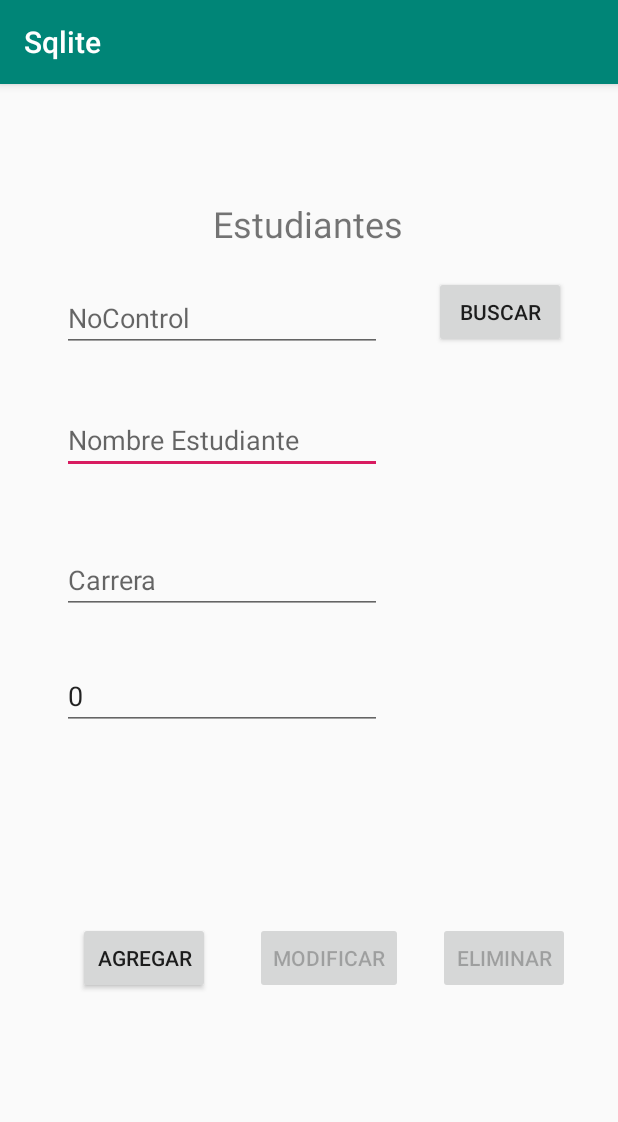
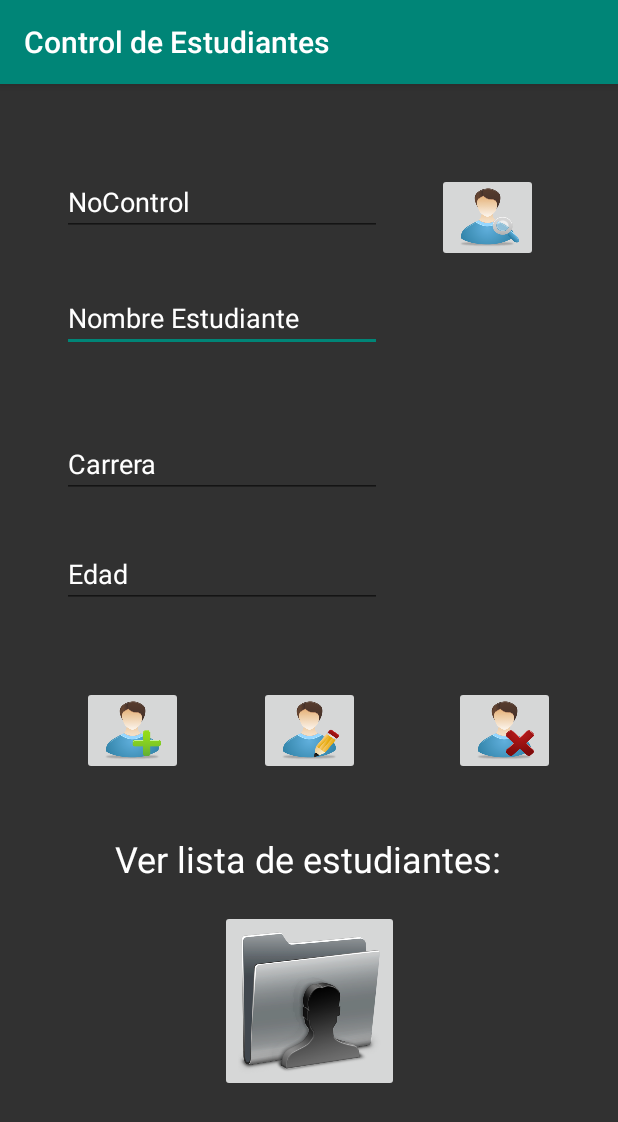
Before and after one commit to MarcoPQ270/SQLite, an Android app: the screen it shows after launch (MainActivity), on a phone screen of 412 x 824 dp. Shown: the top 1122 px of the screen. Run offline under Robolectric (Android 15) with nearby library versions, the phone set to English and light mode, and no system bars.

Commit message:
Uso del RecyckerView para lista de estudiantes registrados

```diff
--- a/app/build.gradle
+++ b/app/build.gradle
@@ -32,4 +32,5 @@ dependencies {
     testImplementation 'junit:junit:4.12'
     androidTestImplementation 'androidx.test:runner:1.2.0'
     androidTestImplementation 'androidx.test.espresso:espresso-core:3.2.0'
+    implementation 'androidx.recyclerview:recyclerview:1.0.0'
 }
--- /dev/null
+++ b/app/src/main/java/com/example/sqlite/Student.kt
@@ -0,0 +1,3 @@
+package com.example.sqlite
+
+data class Student (val noControl:String, val nombre:String,val carrera:String,val edad:String)
--- a/app/src/main/java/com/example/sqlite/adBD.kt
+++ b/app/src/main/java/com/example/sqlite/adBD.kt
@@ -1,5 +1,4 @@
 package com.example.sqlite
-
 import android.content.Context
 import android.database.Cursor
 import android.database.sqlite.SQLiteDatabase
@@ -11,6 +10,7 @@ class adBD (context: Context) :SQLiteOpenHelper(context, DATABASE, null, 1)
     {
         val DATABASE="Escuela"
     }
+
     override fun onCreate(db: SQLiteDatabase?) {
         db?.execSQL(
                 "Create Table Estudiante(" +
@@ -20,7 +20,6 @@ class adBD (context: Context) :SQLiteOpenHelper(context, DATABASE, null, 1)
                         "edadEst Integer)"
         )
     }
-
     override fun onUpgrade(db: SQLiteDatabase?, p1: Int, p2: Int) {
 
     }
@@ -51,6 +50,4 @@ class adBD (context: Context) :SQLiteOpenHelper(context, DATABASE, null, 1)
             }
     }
 
-
-
 }
--- a/app/src/main/res/layout/activity_main.xml
+++ b/app/src/main/res/layout/activity_main.xml
@@ -5,18 +5,8 @@
         xmlns:app="http://schemas.android.com/apk/res-auto"
         android:layout_width="match_parent"
         android:layout_height="match_parent"
+        android:background="#CD000000"
         tools:context=".MainActivity">
-    <TextView
-            android:text="Estudiantes"
-            android:layout_width="wrap_content"
-            android:layout_height="wrap_content"
-            android:id="@+id/textView" android:textSize="24sp"
-            app:layout_constraintBottom_toBottomOf="parent" android:layout_marginTop="8dp"
-            app:layout_constraintTop_toTopOf="parent" app:layout_constraintEnd_toEndOf="parent"
-            android:layout_marginEnd="8dp" android:layout_marginRight="8dp"
-            app:layout_constraintStart_toStartOf="parent" android:layout_marginLeft="8dp"
-            android:layout_marginStart="8dp" app:layout_constraintHorizontal_bias="0.498"
-            app:layout_constraintVertical_bias="0.094"/>
     <EditText
             android:layout_width="wrap_content"
             android:layout_height="wrap_content"
@@ -25,82 +15,118 @@
             android:id="@+id/etnombre"
             app:layout_constraintStart_toStartOf="parent" android:layout_marginLeft="8dp"
             android:layout_marginStart="8dp" app:layout_constraintEnd_toEndOf="parent" android:layout_marginEnd="8dp"
-            android:layout_marginRight="8dp" android:layout_marginTop="36dp"
-            app:layout_constraintTop_toBottomOf="@+id/etcontrol" android:hint="Nombre Estudiante"
+            android:layout_marginRight="8dp" android:layout_marginTop="32dp"
+            app:layout_constraintTop_toBottomOf="@+id/etcontrol"
+            android:hint="Nombre Estudiante"
+            android:textColor="#fff"
+            android:textColorHint="#fff"
             app:layout_constraintHorizontal_bias="0.181"/>
     <EditText
             android:layout_width="wrap_content"
             android:layout_height="wrap_content"
             android:inputType="numberSigned"
             android:ems="10"
+            android:textColor="#fff"
+            android:textColorHint="#fff"
             android:id="@+id/etcontrol" app:layout_constraintEnd_toEndOf="parent"
             android:layout_marginEnd="101dp" android:layout_marginRight="101dp"
-            android:layout_marginTop="24dp"
-            app:layout_constraintTop_toBottomOf="@+id/textView" android:hint="NoControl"
+            android:hint="NoControl"
             android:layout_marginStart="8dp" app:layout_constraintStart_toStartOf="parent"
-            android:layout_marginLeft="8dp" app:layout_constraintHorizontal_bias="0.37"/>
+            android:layout_marginLeft="8dp" app:layout_constraintHorizontal_bias="0.37"
+            android:layout_marginTop="56dp" app:layout_constraintTop_toTopOf="parent"/>
     <EditText
             android:layout_width="wrap_content"
             android:layout_height="wrap_content"
             android:inputType="textPersonName"
             android:ems="10"
+            android:textColorHint="#fff"
             android:id="@+id/etcarrera" app:layout_constraintEnd_toEndOf="parent"
             android:layout_marginEnd="8dp" android:layout_marginRight="8dp"
             app:layout_constraintStart_toStartOf="parent" android:layout_marginLeft="8dp"
-            android:layout_marginStart="8dp" android:layout_marginTop="48dp"
+            android:layout_marginStart="8dp" android:layout_marginTop="52dp"
+            android:textColor="#fff"
             app:layout_constraintTop_toBottomOf="@+id/etnombre" android:hint="Carrera"
             app:layout_constraintHorizontal_bias="0.181"/>
     <EditText
             android:layout_width="wrap_content"
+            android:textColor="#fff"
             android:layout_height="wrap_content"
             android:inputType="number"
             android:ems="10"
+            android:textColorHint="#fff"
             android:id="@+id/etedad" app:layout_constraintEnd_toEndOf="parent"
             android:layout_marginEnd="8dp" android:layout_marginRight="8dp"
             app:layout_constraintStart_toStartOf="parent" android:layout_marginLeft="8dp"
-            android:layout_marginStart="8dp" android:layout_marginTop="32dp"
+            android:layout_marginStart="8dp" android:layout_marginTop="28dp"
             app:layout_constraintTop_toBottomOf="@+id/etcarrera" android:hint="Edad"
-            app:layout_constraintHorizontal_bias="0.181" android:text="0"/>
-    <Button
-            android:text="Buscar"
-            android:layout_width="wrap_content"
-            android:onClick="buscarEstudiante"
-            android:layout_height="wrap_content"
-            android:id="@+id/btnbuscar" app:layout_constraintEnd_toEndOf="parent" android:layout_marginEnd="10dp"
-            android:layout_marginRight="10dp"
-            android:layout_marginTop="128dp"
-            app:layout_constraintTop_toTopOf="parent" app:layout_constraintStart_toEndOf="@+id/etcontrol"
-            android:layout_marginLeft="10dp" android:layout_marginStart="10dp"/>
-    <Button
-            android:text="agregar"
-            android:layout_width="wrap_content"
-            android:onClick="agregaEstudiante"
-            android:layout_height="wrap_content"
-            android:id="@+id/btnagregar" app:layout_constraintStart_toStartOf="parent" android:layout_marginLeft="52dp"
-            android:layout_marginStart="52dp"
-            android:layout_marginTop="112dp" app:layout_constraintTop_toBottomOf="@+id/etedad"
-            android:layout_marginBottom="145dp" app:layout_constraintBottom_toBottomOf="parent"/>
-    <Button
-            android:text="eliminar"
+            app:layout_constraintHorizontal_bias="0.181"/>
+
+    <ImageButton
+            android:scaleType="fitXY"
+            android:layout_width="119dp"
+
+            android:layout_height="121dp" app:srcCompat="@drawable/a"
+            android:id="@+id/lssss" android:layout_marginTop="8dp"
+            app:layout_constraintTop_toTopOf="parent" android:layout_marginBottom="8dp"
+            app:layout_constraintBottom_toBottomOf="parent" android:layout_marginEnd="8dp"
+            app:layout_constraintEnd_toEndOf="parent" android:layout_marginRight="8dp" android:layout_marginStart="8dp"
+            app:layout_constraintStart_toStartOf="parent" android:layout_marginLeft="8dp"
+            app:layout_constraintVertical_bias="0.86"/>
+    <ImageButton
+            android:scaleType="fitXY"
+            android:layout_width="67dp"
+            android:layout_height="59dp" app:srcCompat="@drawable/bu"
+            android:id="@+id/btnbuscar" android:layout_marginTop="8dp"
+            app:layout_constraintTop_toTopOf="parent" android:layout_marginBottom="8dp"
+            app:layout_constraintBottom_toBottomOf="parent" android:layout_marginEnd="8dp"
+            app:layout_constraintEnd_toEndOf="parent" android:layout_marginRight="8dp" android:layout_marginStart="8dp"
+            app:layout_constraintStart_toStartOf="parent" android:layout_marginLeft="8dp"
+            android:onClick="searchStudent"
+            app:layout_constraintHorizontal_bias="0.862" app:layout_constraintVertical_bias="0.074"/>
+    <ImageButton
+            android:scaleType="fitXY"
+            android:layout_width="67dp"
+            android:layout_height="59dp" app:srcCompat="@drawable/ag"
+            android:id="@+id/btnagregar" android:layout_marginTop="8dp"
+            app:layout_constraintTop_toTopOf="parent" android:layout_marginBottom="8dp"
+            app:layout_constraintBottom_toBottomOf="parent" android:layout_marginEnd="8dp"
+            app:layout_constraintEnd_toEndOf="parent" android:layout_marginRight="8dp" android:layout_marginStart="8dp"
+            app:layout_constraintStart_toStartOf="parent" android:layout_marginLeft="8dp"
+            android:onClick="addStudent"
+            app:layout_constraintHorizontal_bias="0.143" app:layout_constraintVertical_bias="0.568"/>
+
+    <ImageButton
+            android:scaleType="fitXY"
+            android:layout_width="67dp"
+            android:layout_height="59dp" app:srcCompat="@drawable/ed"
+            android:id="@+id/btnmodificar" android:layout_marginTop="8dp"
+            app:layout_constraintTop_toTopOf="parent" android:layout_marginBottom="8dp"
+            app:layout_constraintBottom_toBottomOf="parent" android:layout_marginEnd="8dp"
+            app:layout_constraintEnd_toEndOf="parent" android:layout_marginRight="8dp" android:layout_marginStart="8dp"
+            app:layout_constraintStart_toStartOf="parent" android:layout_marginLeft="8dp"
+            android:onClick="updateStudent"
+            app:layout_constraintVertical_bias="0.568"/>
+    <ImageButton
+            android:scaleType="fitXY"
+            android:layout_width="67dp"
+            android:layout_height="59dp" app:srcCompat="@drawable/el"
+            android:id="@+id/btneliminar" android:layout_marginTop="8dp"
+            app:layout_constraintTop_toTopOf="parent" android:layout_marginBottom="8dp"
+            app:layout_constraintBottom_toBottomOf="parent" android:layout_marginEnd="8dp"
+            app:layout_constraintEnd_toEndOf="parent" android:layout_marginRight="8dp" android:layout_marginStart="8dp"
+            app:layout_constraintStart_toStartOf="parent" android:layout_marginLeft="8dp"
+            android:onClick="deleteStudent"
+            app:layout_constraintVertical_bias="0.568" app:layout_constraintHorizontal_bias="0.896"/>
+    <TextView
+            android:text="Ver lista de estudiantes:"
+            android:textColor="#fff"
             android:layout_width="wrap_content"
             android:layout_height="wrap_content"
-            android:onClick="elimaEstudiante"
-            android:id="@+id/btneliminar" android:layout_marginEnd="32dp" android:layout_marginRight="32dp"
-            app:layout_constraintEnd_toEndOf="parent"
-            android:layout_marginTop="112dp" app:layout_constraintTop_toBottomOf="@+id/etedad"
-            android:layout_marginBottom="145dp" app:layout_constraintBottom_toBottomOf="parent"
-            android:enabled="false"/>
-    <Button
-            android:text="modificar"
-            android:layout_width="wrap_content"
-            android:layout_height="wrap_content"
-            android:id="@+id/btnmodificar"
-            android:onClick="modificarEstudiante"
-            app:layout_constraintStart_toEndOf="@+id/btnagregar"
-            android:layout_marginLeft="42dp" android:layout_marginStart="42dp"
-            app:layout_constraintEnd_toStartOf="@+id/btneliminar" android:layout_marginEnd="27dp"
-            android:layout_marginRight="27dp" app:layout_constraintHorizontal_bias="0.75"
-            android:layout_marginTop="112dp"
-            app:layout_constraintTop_toBottomOf="@+id/etedad" android:layout_marginBottom="145dp"
-            app:layout_constraintBottom_toBottomOf="parent" android:enabled="false"/>
+            android:id="@+id/textView2" app:layout_constraintEnd_toEndOf="parent" android:layout_marginEnd="8dp"
+            android:layout_marginRight="8dp" app:layout_constraintStart_toStartOf="parent"
+            android:layout_marginLeft="8dp" android:layout_marginStart="8dp" app:layout_constraintTop_toTopOf="parent"
+            android:layout_marginBottom="8dp" app:layout_constraintBottom_toBottomOf="parent"
+            app:layout_constraintHorizontal_bias="0.496" app:layout_constraintVertical_bias="0.687"
+            android:textSize="24sp"/>
+
 </androidx.constraintlayout.widget.ConstraintLayout>
--- a/app/src/main/res/values/colors.xml
+++ b/app/src/main/res/values/colors.xml
@@ -2,5 +2,5 @@
 <resources>
     <color name="colorPrimary">#008577</color>
     <color name="colorPrimaryDark">#00574B</color>
-    <color name="colorAccent">#D81B60</color>
+    <color name="colorAccent">#008577</color>
 </resources>
--- a/app/src/main/res/values/strings.xml
+++ b/app/src/main/res/values/strings.xml
@@ -1,3 +1,3 @@
 <resources>
-    <string name="app_name">Sqlite</string>
+    <string name="app_name">Control de Estudiantes</string>
 </resources>
--- a/build.gradle
+++ b/build.gradle
@@ -8,7 +8,7 @@ buildscript {
 
     }
     dependencies {
-        classpath 'com.android.tools.build:gradle:3.4.1'
+        classpath 'com.android.tools.build:gradle:3.4.2'
         classpath "org.jetbrains.kotlin:kotlin-gradle-plugin:$kotlin_version"
         // NOTE: Do not place your application dependencies here; they belong
         // in the individual module build.gradle files
```
Also changed, not shown: app/src/main/AndroidManifest.xml (+8 -0 lines), app/src/main/java/com/example/sqlite/ListaActivity.kt (added, +50 -0 lines), app/src/main/java/com/example/sqlite/MainActivity.kt (+81 -92 lines), app/src/main/java/com/example/sqlite/StudentListAdapter.kt (added, +40 -0 lines), app/src/main/res/layout/activity_lista.xml (added, +19 -0 lines), app/src/main/res/layout/student_item.xml (added, +62 -0 lines), app/src/main/res/drawable/a.png (added), app/src/main/res/drawable/ag.png (added), app/src/main/res/drawable/bu.png (added), app/src/main/res/drawable/ed.png (added), app/src/main/res/drawable/el.png (added), app/src/main/res/drawable/us.png (added). Lines whose indentation alone changed are shown as unchanged.
